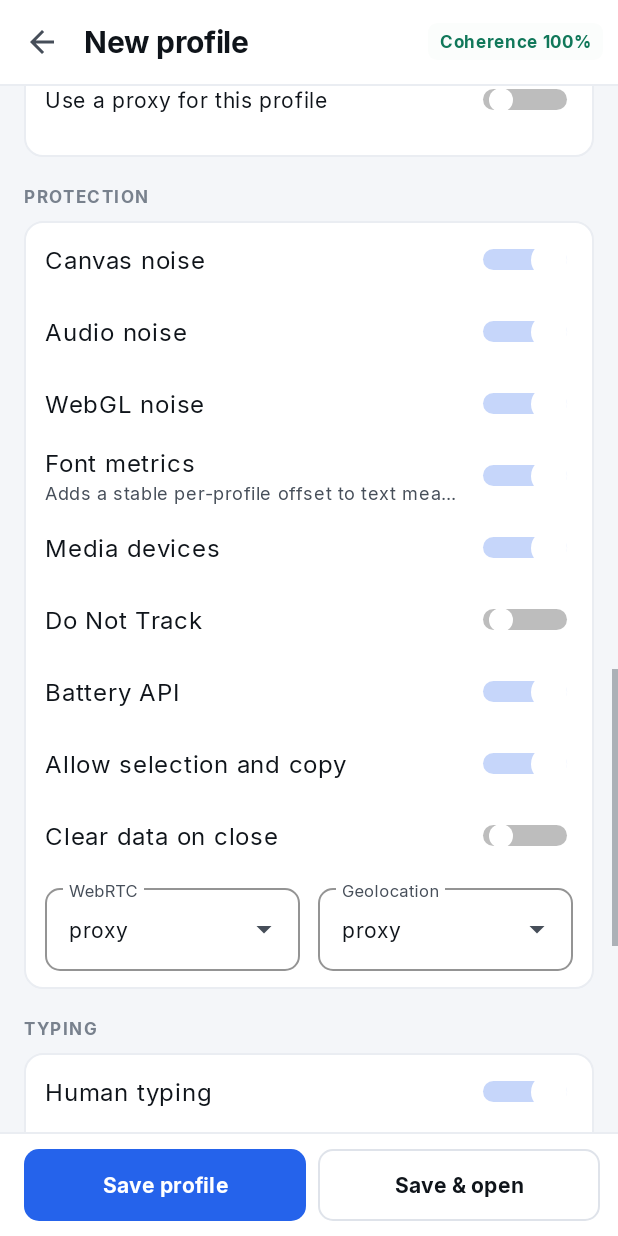
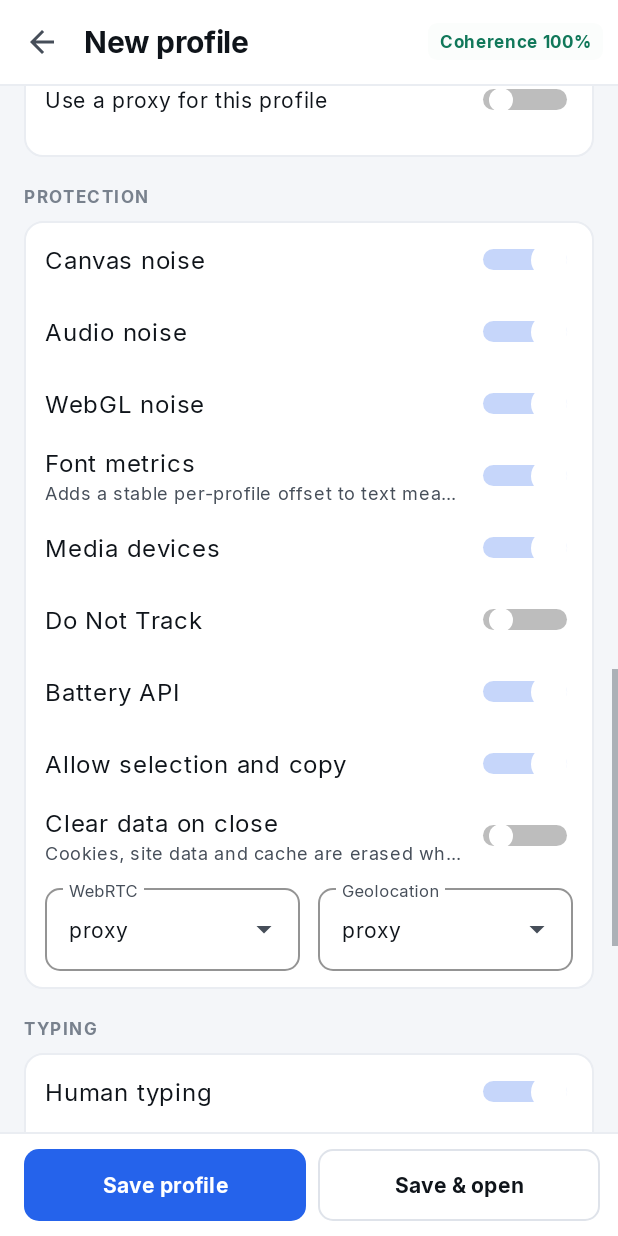
Before and after one commit to alistairfoxlondon-pixel/Joe-Anti-detect-Browser-Mobile, an Android app: the ProfileEditorActivity screen opened directly, with no data from a screen before it, scrolled down 1464 dp, on a phone screen of 412 x 824 dp. Run offline under Robolectric (Android 15) with nearby library versions, the phone set to English and light mode, and no system bars; 1 statement that could not run was skipped.

Commit message:
Clear-data-on-close profiles were also losing their history
closeSession() wiped cookies/site data/cache and then deleted the profile's history rows. Every
visit recorded in onPageFinished was therefore erased at the end of the same session, so a
profile with 'clear data on close' had a permanently empty History screen and the
History-screen clear button was doing the same work twice.

The session wipe now covers storage only, which is what the switch says, and the row explains
that distinction in the UI.

Co-authored-by: arena-agent <297053741+arena-agent@users.noreply.github.com>

```diff
--- a/app/src/main/java/com/joebrowser/app/ui/ProfileEditorActivity.kt
+++ b/app/src/main/java/com/joebrowser/app/ui/ProfileEditorActivity.kt
@@ -220,7 +220,9 @@ class ProfileEditorActivity : AppCompatActivity() {
         configureSwitch(binding.rowDnt, R.string.editor_dnt) { profile.fp.doNotTrack = it }
         configureSwitch(binding.rowBattery, R.string.editor_battery) { profile.fp.spoofBattery = it }
         configureSwitch(binding.rowUnlock, R.string.editor_unlock) { profile.tools.unlockSelection = it }
-        configureSwitch(binding.rowFresh, R.string.editor_fresh) { profile.freshSession = it }
+        configureSwitch(binding.rowFresh, R.string.editor_fresh, R.string.editor_fresh_hint) {
+            profile.freshSession = it
+        }
         configureSwitch(binding.rowHuman, R.string.editor_human_paste) { profile.tools.humanPaste = it }
         configureSwitch(binding.rowJitter, R.string.editor_human_jitter) { profile.tools.humanPasteJitter = it }
         configureSwitch(binding.rowWatch, R.string.editor_watch) {
--- a/app/src/main/res/values/strings.xml
+++ b/app/src/main/res/values/strings.xml
@@ -129,6 +129,7 @@
     <string name="editor_webrtc">WebRTC</string>
     <string name="editor_geo">Geolocation</string>
     <string name="editor_fresh">Clear data on close</string>
+    <string name="editor_fresh_hint">Cookies, site data and cache are erased when the session ends. History is kept.</string>
     <string name="editor_unlock">Allow selection and copy</string>
     <string name="editor_watch">Watch this proxy</string>
     <string name="editor_watch_interval">Watch interval</string>
```
Also changed, not shown: app/src/main/java/com/joebrowser/app/browser/BrowserActivity.kt (+6 -1 lines), 1 other file.
